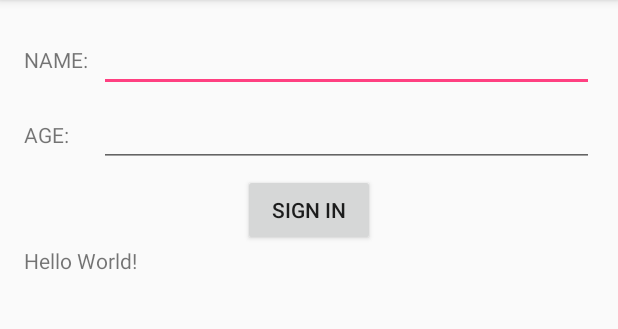
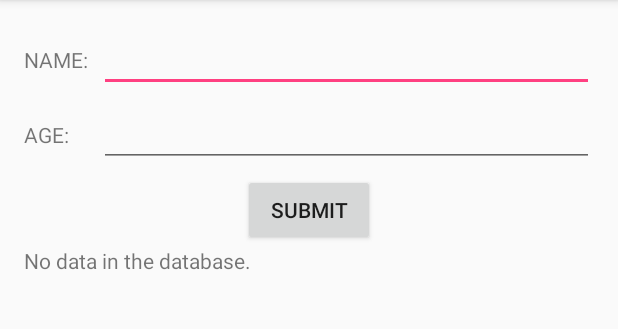
Before and after one commit to gw-mobile-16-fall/SQLite, an Android app: the screen it shows after launch (MainActivity), on a phone screen of 412 x 824 dp, the part 84-413 px from its top. Run offline under Robolectric (Android 15) with nearby library versions, the phone set to English and light mode, and no system bars.

Commit message:
add comment

```diff
--- a/app/src/main/java/com/course/sqlitedemo/DatabaseHandler.java
+++ b/app/src/main/java/com/course/sqlitedemo/DatabaseHandler.java
@@ -5,7 +5,6 @@ import android.content.Context;
 import android.database.Cursor;
 import android.database.sqlite.SQLiteDatabase;
 import android.database.sqlite.SQLiteOpenHelper;
-import android.widget.TextView;
 
 /**
  * Created by Administrator on 2016/9/19.
@@ -27,18 +26,25 @@ public class DatabaseHandler extends SQLiteOpenHelper{
     }
 
     public void insertStudent(Student student) {
+        //use ContentValues object to store the data
         ContentValues values = new ContentValues();
         values.put("name", student.getmName());
         values.put("age", student.getmAge());
+        //add the values into the database
         this.getWritableDatabase().insert("students", null, values);
     }
 
-    public void getStudents(TextView view) {
+    public String getStudents() {
+        //use cursor to load the data
         Cursor cursor = (Cursor) this.getReadableDatabase().rawQuery("select * from students", null);
         String result = "";
+        //get the data in the database row by row via the cursor
         while (cursor.moveToNext()) {
             result += ("\n" + "ID: " + cursor.getInt(0) + "    NAME: " + cursor.getString(1) + "    AGE: " + cursor.getInt(2));
         }
-        view.setText(result);
+        //if no data in the database, set a default message into the return value
+        if (result.length() == 0)
+            result = "No data in the database.";
+        return result;
     }
 }
--- a/app/src/main/java/com/course/sqlitedemo/MainActivity.java
+++ b/app/src/main/java/com/course/sqlitedemo/MainActivity.java
@@ -11,20 +11,38 @@ public class MainActivity extends AppCompatActivity {
     @Override
     protected void onCreate(Bundle savedInstanceState) {
         super.onCreate(savedInstanceState);
+        /*
+            context	(Context): to use to open or create the database
+            name	(String): of the database file, or null for an in-memory database
+            factory	(SQLiteDatabase.CursorFactory): to use for creating cursor objects, or null for the default
+            version	(int): number of the database (starting at 1);
+        */
         handler = new DatabaseHandler(this, "test", null, 1);
         setContentView(R.layout.activity_main);
-    }
-
-    public void addStudent(View view) {
-        EditText inputName = (EditText) findViewById(R.id.input_name);
-        EditText inputAge = (EditText) findViewById(R.id.input_age);
-        Student student = new Student(inputName.getText().toString(), Integer.parseInt( inputAge.getText().toString() ));
-        handler.insertStudent(student);
+        //get the initial data from database
         update();
     }
 
+    //a function that is used to add student
+    public void addStudent(View view) {
+        //get the component of the textfields
+        EditText inputName = (EditText) findViewById(R.id.input_name);
+        EditText inputAge = (EditText) findViewById(R.id.input_age);
+        //build a model "student" and inject the value into it
+        Student student = new Student(inputName.getText().toString(), Integer.parseInt( inputAge.getText().toString() ));
+        //insert the student message into the database
+        handler.insertStudent(student);
+        //update the information displayed on the screen
+        update();
+    }
+
+    //update the information displayed on the screen
     public void update() {
+        //get the component of the TextView
         TextView textView = (TextView) findViewById(R.id.result);
-        handler.getStudents(textView);
+        //get the data from database
+        String result = handler.getStudents();
+        //update the information displayed on the screen
+        textView.setText(result);
     }
 }
--- a/app/src/main/res/layout/activity_main.xml
+++ b/app/src/main/res/layout/activity_main.xml
@@ -40,7 +40,7 @@
         android:layout_width="wrap_content"
         android:layout_height="wrap_content"
         android:layout_gravity="center"
-        android:text="@string/sign_in"
+        android:text="@string/submit"
         android:onClick="addStudent"/>
     <TextView
         android:layout_width="wrap_content"
--- a/app/src/main/res/values/strings.xml
+++ b/app/src/main/res/values/strings.xml
@@ -2,5 +2,5 @@
     <string name="app_name">SQLite Demo</string>
     <string name="age">AGE:</string>
     <string name="name">NAME:</string>
-    <string name="sign_in">SIGN IN</string>
+    <string name="submit">SUBMIT</string>
 </resources>
```
